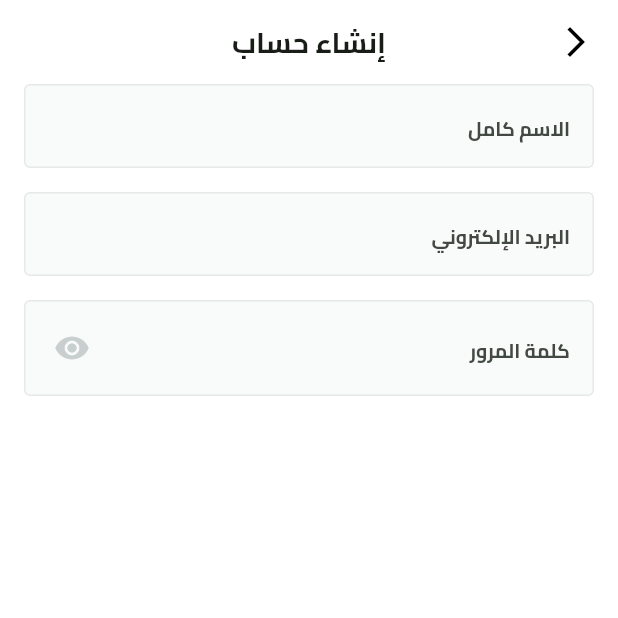
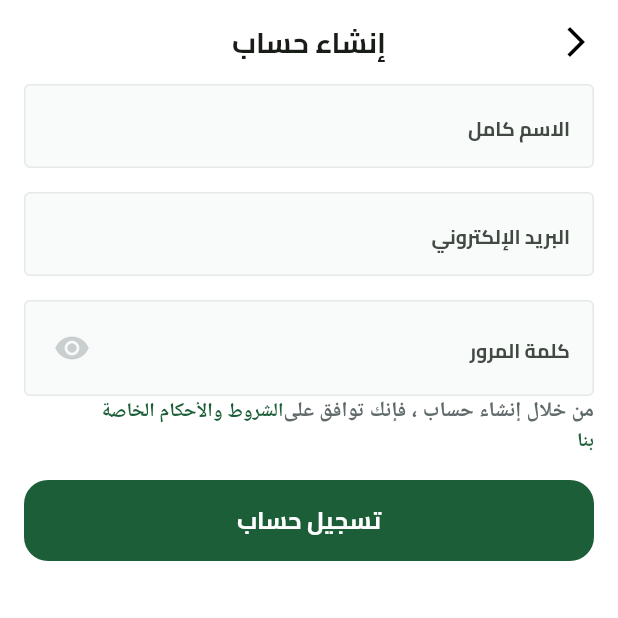
Before and after one commit to Belal-Karem/Fruit-Hub, a Flutter app: the SignupView screen opened by its route, on a phone screen of 412 x 824 dp, the top half of it. Run offline on Flutter 3.47's test engine with Material 3 defaults, Android fonts, the light colour scheme and no system bars; our stand-ins replace dots_indicator, shared_preferences; missing offline and left inert: svg_flutter; accounts and stored records are empty.

```diff
--- a/lib/features/auth/presentation/views/widgets/signup_view_body.dart
+++ b/lib/features/auth/presentation/views/widgets/signup_view_body.dart
@@ -1,6 +1,8 @@
 import 'package:flutter/material.dart';
 import 'package:fruit_hub/constants.dart';
+import 'package:fruit_hub/core/widgets/custom_button.dart';
 import 'package:fruit_hub/core/widgets/custom_text_form_field.dart';
+import 'package:fruit_hub/features/auth/presentation/views/widgets/terms_and_condition_widget.dart';
 
 class SignupViewBody extends StatefulWidget {
   const SignupViewBody({super.key});
@@ -45,6 +47,9 @@ class _SignupViewBodyState extends State<SignupViewBody> {
                 ),
               ),
             ),
+            const TermsAndConditionWidget(),
+            const SizedBox(height: 16),
+            const CustomButton(text: 'تسجيل حساب'),
           ],
         ),
       ),
--- /dev/null
+++ b/lib/features/auth/presentation/views/widgets/terms_and_condition_widget.dart
@@ -0,0 +1,39 @@
+import 'package:flutter/gestures.dart';
+import 'package:flutter/material.dart';
+import 'package:fruit_hub/constants.dart';
+import 'package:fruit_hub/core/utils/styles/app_color.dart';
+import 'package:fruit_hub/core/utils/styles/app_text_style.dart';
+
+class TermsAndConditionWidget extends StatelessWidget {
+  const TermsAndConditionWidget({super.key});
+
+  @override
+  Widget build(BuildContext context) {
+    return Row(
+      children: [
+        SizedBox(
+          width:
+              MediaQuery.sizeOf(context).width - (kHorizontalPadding * 2) - 48,
+          child: Text.rich(
+            TextSpan(
+              text: 'من خلال إنشاء حساب ، فإنك توافق على',
+              style: AppTextStyle.semiBold16.copyWith(
+                color: const Color(0xff616A6B),
+              ),
+              children: [
+                TextSpan(
+                  recognizer: TapGestureRecognizer()..onTap = () {},
+
+                  text: 'الشروط والأحكام الخاصة بنا',
+                  style: AppTextStyle.bold13.copyWith(
+                    color: AppColor.primaryColor,
+                  ),
+                ),
+              ],
+            ),
+          ),
+        ),
+      ],
+    );
+  }
+}
```
Also changed, not shown: lib/core/widgets/custom_text_button.dart (deleted, +0 -23 lines), lib/features/auth/presentation/views/widgets/login_view_body.dart (+11 -2 lines).
